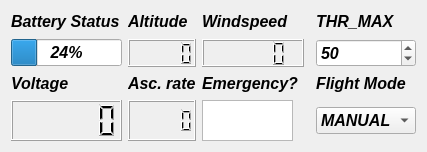
Above: glider_gui/ui/uas_widget.ui from david-alejo/thermal_ws before the change. Below: the same form after it.
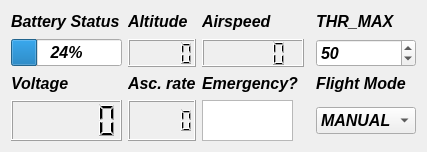
That is the form after the change.

What changed in the file:
```diff
--- a/glider_gui/ui/uas_widget.ui
+++ b/glider_gui/ui/uas_widget.ui
@@ -142,7 +142,7 @@
    <item row="0" column="3" colspan="3">
     <widget class="QLabel" name="label_3">
      <property name="text">
-      <string>&lt;html&gt;&lt;head/&gt;&lt;body&gt;&lt;p&gt;&lt;span style=&quot; font-size:12pt;&quot;&gt;Windspeed&lt;/span&gt;&lt;/p&gt;&lt;/body&gt;&lt;/html&gt;</string>
+      <string>&lt;html&gt;&lt;head/&gt;&lt;body&gt;&lt;p&gt;Airspeed&lt;/p&gt;&lt;/body&gt;&lt;/html&gt;</string>
      </property>
      <property name="textFormat">
       <enum>Qt::RichText</enum>
```
